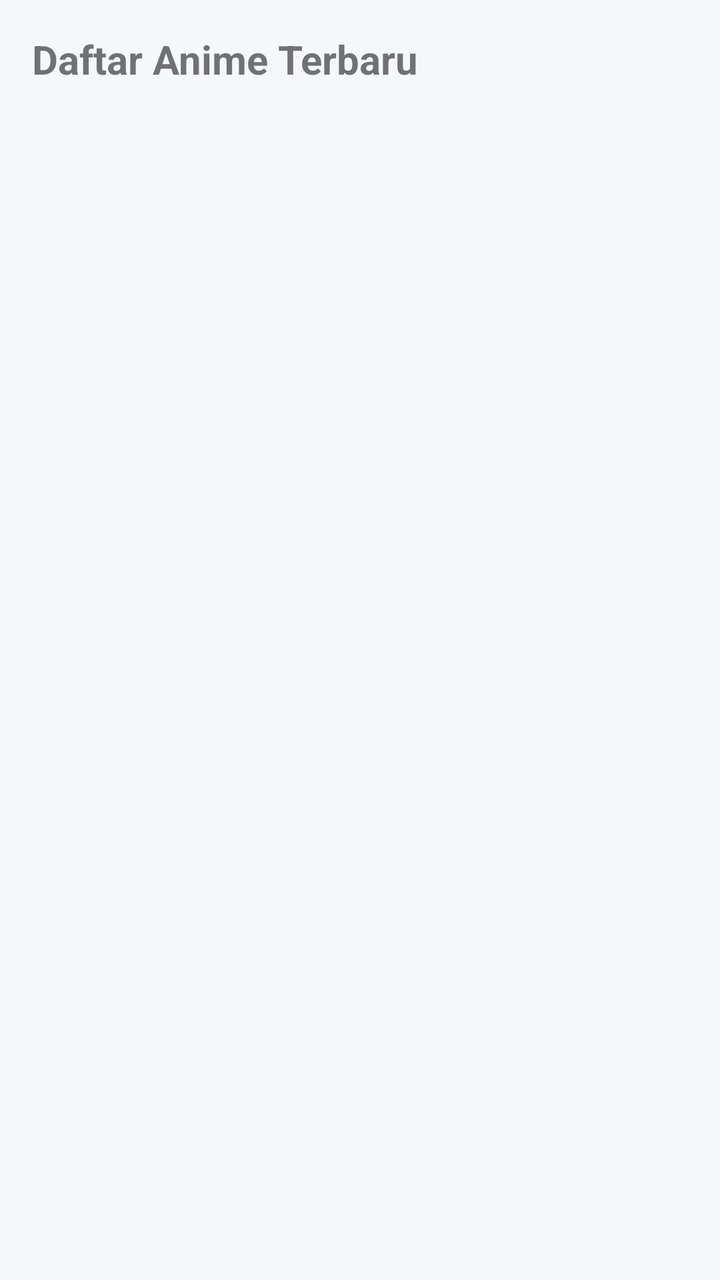
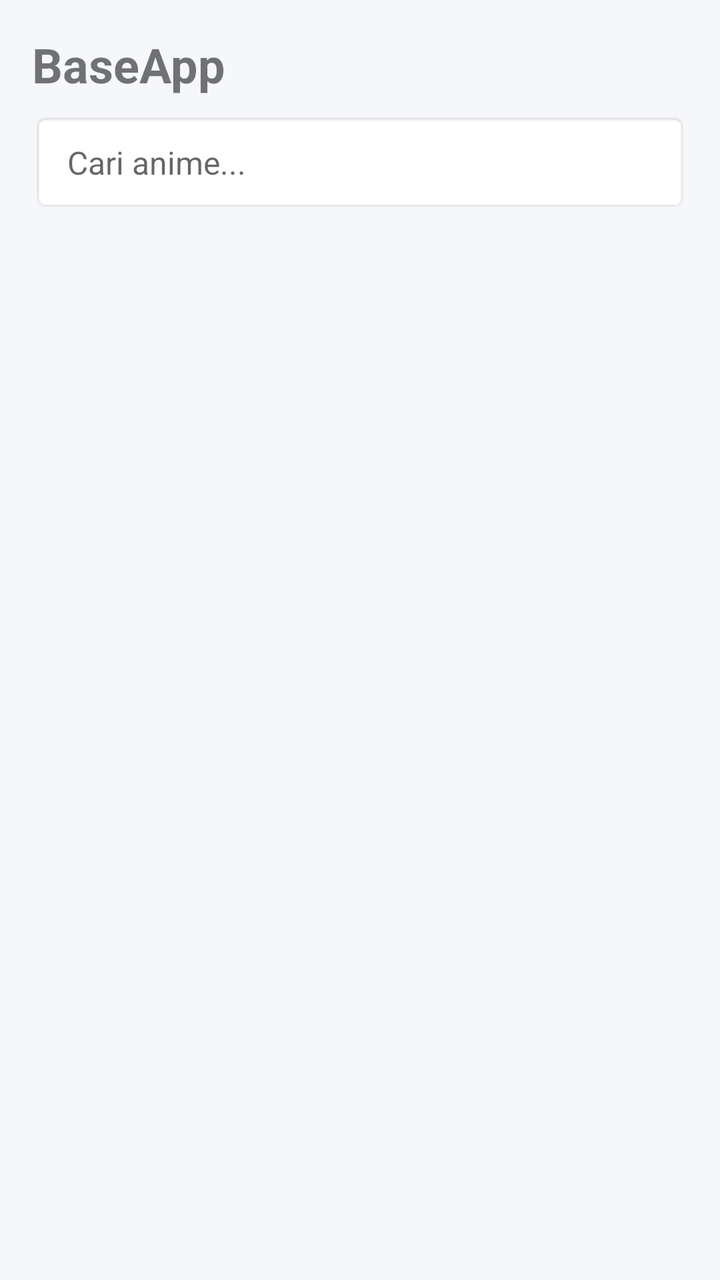

The first picture is an Android layout as it rendered before a commit; the second is the same layout after the commit. The layout source and the unified diff follow.
<!-- AndroidManifest.xml: application theme Theme.BaseApp -->
<!-- res/layout/activity_main.xml -->
<?xml version="1.0" encoding="utf-8"?>
<androidx.constraintlayout.widget.ConstraintLayout 
    xmlns:android="http://schemas.android.com/apk/res/android"
    xmlns:app="http://schemas.android.com/apk/res-auto"
    xmlns:tools="http://schemas.android.com/tools"
    android:layout_width="match_parent"
    android:layout_height="match_parent"
    android:background="#F5F7FA"
    tools:context=".MainActivity">

    <TextView
        android:id="@+id/tvHeader"
        android:layout_width="wrap_content"
        android:layout_height="wrap_content"
        android:layout_margin="16dp"
        android:text="Daftar Anime Terbaru"
        android:textSize="20sp"
        android:textStyle="bold"
        app:layout_constraintTop_toTopOf="parent"
        app:layout_constraintStart_toStartOf="parent"/>

    <androidx.recyclerview.widget.RecyclerView
        android:id="@+id/recyclerView"
        android:layout_width="0dp"
        android:layout_height="0dp"
        android:layout_marginTop="16dp"
        android:clipToPadding="false"
        android:paddingBottom="16dp"
        app:layout_constraintTop_toBottomOf="@id/tvHeader"
        app:layout_constraintBottom_toBottomOf="parent"
        app:layout_constraintStart_toStartOf="parent"
        app:layout_constraintEnd_toEndOf="parent" />

    <ProgressBar
        android:id="@+id/progressBar"
        android:layout_width="wrap_content"
        android:layout_height="wrap_content"
        app:layout_constraintTop_toTopOf="parent"
        app:layout_constraintBottom_toBottomOf="parent"
        app:layout_constraintStart_toStartOf="parent"
        app:layout_constraintEnd_toEndOf="parent" />

    <TextView
        android:id="@+id/tvError"
        android:layout_width="wrap_content"
        android:layout_height="wrap_content"
        android:textColor="#D32F2F"
        android:visibility="gone"
        app:layout_constraintTop_toTopOf="parent"
        app:layout_constraintBottom_toBottomOf="parent"
        app:layout_constraintStart_toStartOf="parent"
        app:layout_constraintEnd_toEndOf="parent" />

</androidx.constraintlayout.widget.ConstraintLayout>
<!-- resources referenced by this layout -->
<resources>
  <style name="Theme.BaseApp" parent="Theme.MaterialComponents.DayNight.DarkActionBar">
          <item name="colorPrimary">@color/purple_500</item>
          <item name="colorPrimaryVariant">@color/purple_700</item>
          <item name="colorOnPrimary">@color/white</item>
      </style>
  <color name="purple_500">#FF6200EE</color>
  <color name="purple_700">#FF3700B3</color>
  <color name="white">#FFFFFFFF</color>
</resources>

<!-- the commit's change to res/layout/activity_main.xml (unified diff, before → after) -->
@@ -13,11 +13,45 @@
         android:layout_width="wrap_content"
         android:layout_height="wrap_content"
         android:layout_margin="16dp"
-        android:text="Daftar Anime Terbaru"
-        android:textSize="20sp"
+        android:text="BaseApp"
+        android:textSize="24sp"
         android:textStyle="bold"
         app:layout_constraintTop_toTopOf="parent"
         app:layout_constraintStart_toStartOf="parent"/>
+
+    <LinearLayout
+        android:id="@+id/searchContainer"
+        android:layout_width="match_parent"
+        android:layout_height="wrap_content"
+        android:orientation="horizontal"
+        android:layout_marginStart="16dp"
+        android:layout_marginEnd="16dp"
+        android:layout_marginTop="8dp"
+        android:background="@android:drawable/editbox_background"
+        android:gravity="center_vertical"
+        app:layout_constraintTop_toBottomOf="@id/tvHeader">
+        
+        <EditText
+            android:id="@+id/etSearch"
+            android:layout_width="0dp"
+            android:layout_height="wrap_content"
+            android:layout_weight="1"
+            android:background="@null"
+            android:hint="Cari anime..."
+            android:inputType="text"
+            android:maxLines="1"
+            android:padding="8dp"
+            android:textSize="16sp" />
+            
+        <ImageButton
+            android:id="@+id/btnClearSearch"
+            android:layout_width="wrap_content"
+            android:layout_height="wrap_content"
+            android:background="?android:attr/selectableItemBackground"
+            android:src="@android:drawable/ic_menu_close_clear_cancel"
+            android:padding="8dp"
+            android:visibility="gone" />
+    </LinearLayout>
 
     <androidx.recyclerview.widget.RecyclerView
         android:id="@+id/recyclerView"
@@ -26,7 +60,7 @@
         android:layout_marginTop="16dp"
         android:clipToPadding="false"
         android:paddingBottom="16dp"
-        app:layout_constraintTop_toBottomOf="@id/tvHeader"
+        app:layout_constraintTop_toBottomOf="@id/searchContainer"
         app:layout_constraintBottom_toBottomOf="parent"
         app:layout_constraintStart_toStartOf="parent"
         app:layout_constraintEnd_toEndOf="parent" />
